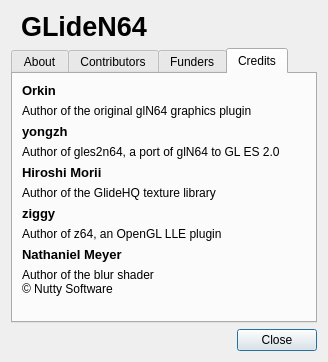
Before: the Qt Designer form src/GLideNUI/AboutDialog.ui in gonetz/GLideN64, drawn with Qt 5.
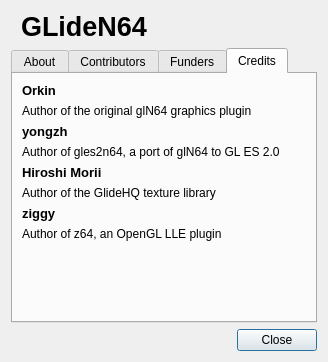
After: the same form once the commit is applied. The open tabs and pages were chosen to show the change. Icons and pictures are not drawn.

Commit message: Remove info about blur shader from "About:Credits" form since the shader is not used anymore.

The edit to the form file:
```diff
--- a/src/GLideNUI/AboutDialog.ui
+++ b/src/GLideNUI/AboutDialog.ui
@@ -571,31 +571,6 @@
          </property>
         </widget>
        </item>
-       <item>
-        <widget class="QLabel" name="label_22">
-         <property name="font">
-          <font>
-           <pointsize>10</pointsize>
-           <weight>75</weight>
-           <bold>true</bold>
-          </font>
-         </property>
-         <property name="text">
-          <string notr="true">Nathaniel Meyer</string>
-         </property>
-        </widget>
-       </item>
-       <item>
-        <widget class="QLabel" name="label_26">
-         <property name="text">
-          <string>Author of the blur shader
-© Nutty Software</string>
-         </property>
-         <property name="wordWrap">
-          <bool>true</bool>
-         </property>
-        </widget>
-       </item>
        <item>
         <spacer name="verticalSpacer">
          <property name="orientation">
```
